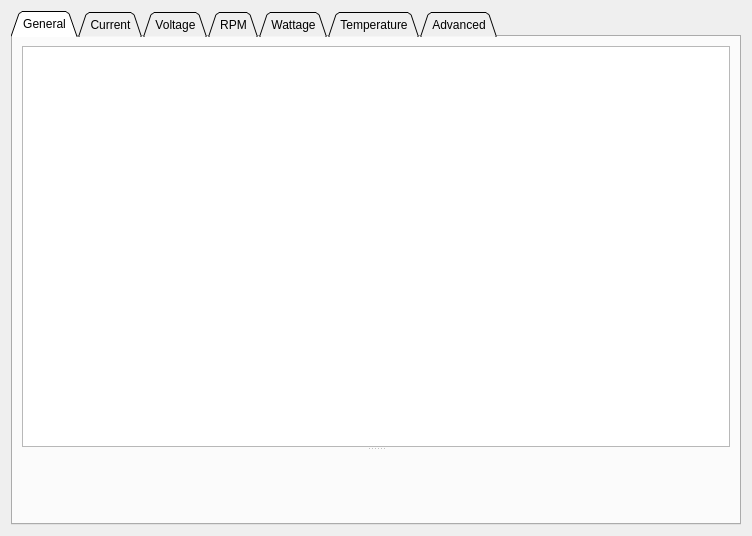
Before: the Qt Designer form pages/pagemotor.ui in vedderb/vesc_tool, drawn with Qt 5.
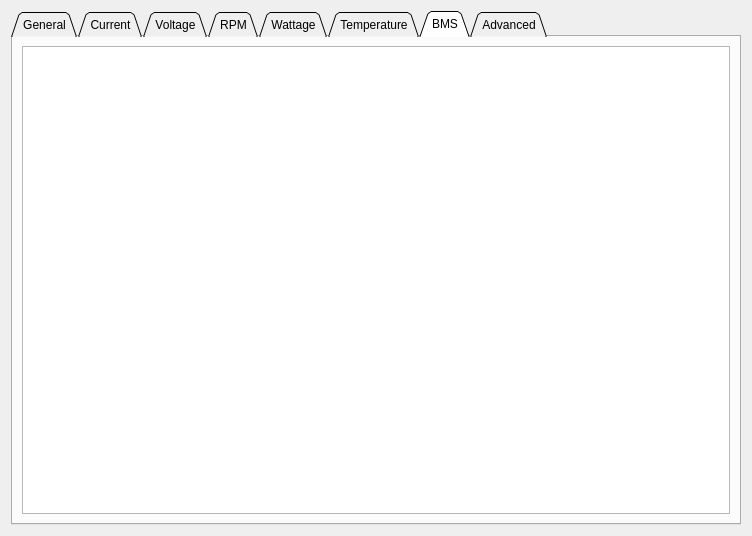
After: the same form once the commit is applied. The open tabs and pages were chosen to show the change. Custom widgets are drawn as their Qt base class.

```diff
--- a/pages/pagemotor.ui
+++ b/pages/pagemotor.ui
@@ -91,6 +91,16 @@
        </item>
       </layout>
      </widget>
+     <widget class="QWidget" name="tab_8">
+      <attribute name="title">
+       <string>BMS</string>
+      </attribute>
+      <layout class="QVBoxLayout" name="verticalLayout_9">
+       <item>
+        <widget class="ParamTable" name="bmsTab"/>
+       </item>
+      </layout>
+     </widget>
      <widget class="QWidget" name="tab_5">
       <attribute name="title">
        <string>Advanced</string>
```
